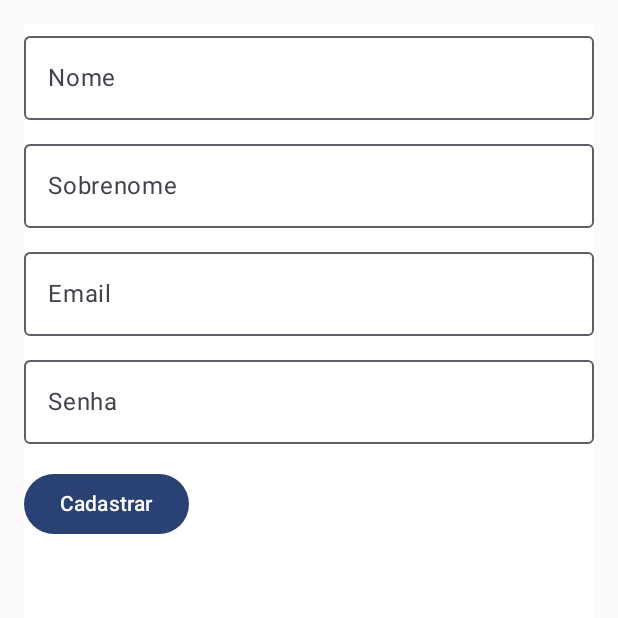
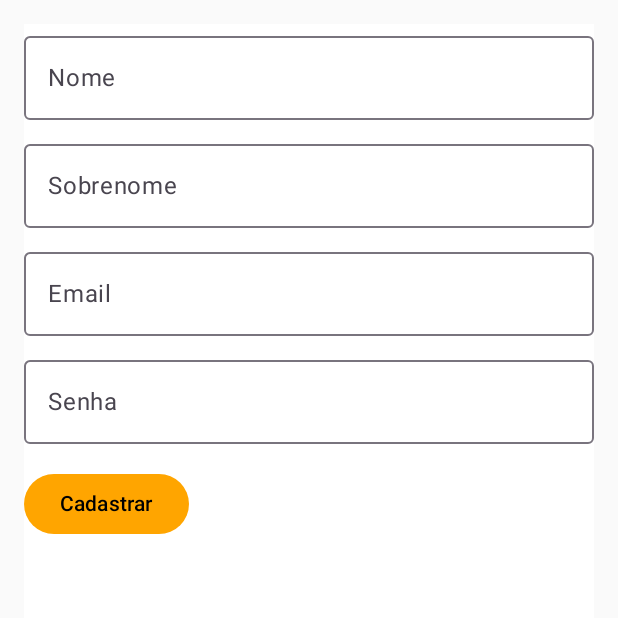
Before and after one commit to danlamberg/APPM_Trilheiros, an Android app built with Jetpack Compose: the screen it shows after launch (MainActivity), after a tap on "Não tem uma conta? Cadastre-se", on a phone screen of 412 x 824 dp, the top half of it. Run offline under Robolectric (Android 15) with nearby library versions, the phone set to English and light mode, and no system bars; our stand-ins replace Firebase (no records; nobody signed in at launch, a user with empty details on screens opened directly); 1 other tap on this screen came first.

Commit message:
Adicionando design nas telas

```diff
--- a/app/src/main/java/com/example/appm_trilheiros/MainActivity.kt
+++ b/app/src/main/java/com/example/appm_trilheiros/MainActivity.kt
@@ -9,27 +9,25 @@ import androidx.compose.foundation.clickable
 import androidx.compose.foundation.layout.*
 import androidx.compose.foundation.lazy.LazyColumn
 import androidx.compose.foundation.lazy.items
-import androidx.compose.material3.Button
-import androidx.compose.material3.OutlinedTextField
-import androidx.compose.material3.Text
-import androidx.compose.material3.TextField
+import androidx.compose.ui.graphics.Color
+import androidx.compose.material3.*
 import androidx.compose.runtime.*
 import androidx.compose.ui.Modifier
-import androidx.compose.ui.graphics.Color
 import androidx.compose.ui.text.input.PasswordVisualTransformation
 import androidx.compose.ui.unit.dp
 import androidx.navigation.NavHostController
 import androidx.navigation.compose.NavHost
 import androidx.navigation.compose.composable
 import androidx.navigation.compose.rememberNavController
-import com.example.appm_trilheiros.model.Produto
 import com.example.appm_trilheiros.ui.theme.APPM_TrilheirosTheme
+import com.example.appm_trilheiros.ui.theme.Black
+import com.example.appm_trilheiros.ui.theme.Orange
+import com.example.appm_trilheiros.ui.theme.White
 import com.google.firebase.auth.FirebaseAuth
 import com.google.firebase.auth.ktx.auth
 import com.google.firebase.ktx.Firebase
 
 class MainActivity : ComponentActivity() {
-
     override fun onCreate(savedInstanceState: Bundle?) {
         super.onCreate(savedInstanceState)
         enableEdgeToEdge()
@@ -69,7 +67,7 @@ fun AppContent(navController: NavHostController) {
                 isSignedIn = false
                 navController.navigate("login") {
                     // Limpar a pilha de navegação
-                    popUpTo("login") { inclusive = true }
+                    popUpTo("login") { inclusive = false }
                 }
             })
         }
@@ -88,7 +86,7 @@ fun TelaLogin(navController: NavHostController, onSignIn: () -> Unit) {
         modifier = Modifier
             .fillMaxSize()
             .padding(16.dp)
-            .background(Color.White)
+            .background(MaterialTheme.colorScheme.background) // Usando cor de fundo do tema
     ) {
         OutlinedTextField(
             value = email,
@@ -118,7 +116,8 @@ fun TelaLogin(navController: NavHostController, onSignIn: () -> Unit) {
                         }
                     }
             },
-            modifier = Modifier.fillMaxWidth()
+            modifier = Modifier.fillMaxWidth(),
+            colors = ButtonDefaults.buttonColors(containerColor = Orange) // Cor do botão
         ) {
             Text("Entrar")
         }
@@ -127,7 +126,7 @@ fun TelaLogin(navController: NavHostController, onSignIn: () -> Unit) {
             Spacer(modifier = Modifier.height(16.dp))
             Text(
                 text = "Falha na autenticação.",
-                color = Color.Red
+                color = Color.Red // Cor do texto de erro
             )
         }
 
@@ -135,7 +134,7 @@ fun TelaLogin(navController: NavHostController, onSignIn: () -> Unit) {
 
         Text(
             text = "Não tem uma conta? Cadastre-se",
-            color = Color.Blue,
+            color = Orange, // Cor do texto clicável
             modifier = Modifier.clickable {
                 navController.navigate("cadastro")
             }
@@ -158,7 +157,7 @@ fun TelaCadastro(navController: NavHostController, onSignUp: () -> Unit) {
         modifier = Modifier
             .fillMaxSize()
             .padding(16.dp)
-            .background(Color.White)
+            .background(MaterialTheme.colorScheme.background) // Usando cor de fundo do tema
     ) {
         OutlinedTextField(
             value = nome,
@@ -210,7 +209,8 @@ fun TelaCadastro(navController: NavHostController, onSignUp: () -> Unit) {
                 } else {
                     errorMessage = "Por favor, preencha todos os campos."
                 }
-            }
+            },
+            colors = ButtonDefaults.buttonColors(containerColor = Orange) // Cor do botão
         ) {
             Text("Cadastrar")
         }
@@ -218,10 +218,10 @@ fun TelaCadastro(navController: NavHostController, onSignUp: () -> Unit) {
         Spacer(modifier = Modifier.height(16.dp))
 
         errorMessage?.let {
-            Text(text = it, color = Color.Red)
+            Text(text = it, color = Color.Red) // Cor da mensagem de erro
         }
         successMessage?.let {
-            Text(text = it, color = Color.Green)
+            Text(text = it, color = Color.Green) // Cor da mensagem de sucesso
         }
     }
 }
--- a/app/src/main/java/com/example/appm_trilheiros/TelaCadastro.kt
+++ b/app/src/main/java/com/example/appm_trilheiros/TelaCadastro.kt
@@ -84,7 +84,7 @@ fun TelaCadastro(navController: NavHostController, auth: FirebaseAuth) {
                             .addOnCompleteListener { task ->
                                 if (task.isSuccessful) {
                                     successMessage = "Cadastro bem-sucedido!"
-                                    // Aqui você pode adicionar lógica para salvar o nome e sobrenome no Firebase Database, por exemplo
+
                                 } else {
                                     errorMessage = "Falha no cadastro."
                                 }
--- a/app/src/main/java/com/example/appm_trilheiros/TelaHome.kt
+++ b/app/src/main/java/com/example/appm_trilheiros/TelaHome.kt
@@ -85,7 +85,7 @@ fun TelaHome(onLogout: () -> Unit) {
         TextField(
             value = modelo,
             onValueChange = { modelo = it },
-            label = { Text("Modelo") },
+            label = { Text("Item") },
             modifier = Modifier.fillMaxWidth()
         )
 
--- a/app/src/main/java/com/example/appm_trilheiros/ui/theme/Color.kt
+++ b/app/src/main/java/com/example/appm_trilheiros/ui/theme/Color.kt
@@ -2,10 +2,7 @@ package com.example.appm_trilheiros.ui.theme
 
 import androidx.compose.ui.graphics.Color
 
-val Purple80 = Color(0xFFD0BCFF)
-val PurpleGrey80 = Color(0xFFCCC2DC)
-val Pink80 = Color(0xFFEFB8C8)
-
-val Purple40 = Color(0xFF6650a4)
-val PurpleGrey40 = Color(0xFF625b71)
-val Pink40 = Color(0xFF7D5260)
+// Defina as cores que serão usadas
+val Black = Color(0xFF000000)
+val Orange = Color(0xFFFFA500)
+val White = Color(0xFFFFFFFF)
--- a/app/src/main/java/com/example/appm_trilheiros/ui/theme/Theme.kt
+++ b/app/src/main/java/com/example/appm_trilheiros/ui/theme/Theme.kt
@@ -1,58 +1,35 @@
 package com.example.appm_trilheiros.ui.theme
 
-import android.os.Build
 import androidx.compose.foundation.isSystemInDarkTheme
-import androidx.compose.material3.MaterialTheme
-import androidx.compose.material3.darkColorScheme
-import androidx.compose.material3.dynamicDarkColorScheme
-import androidx.compose.material3.dynamicLightColorScheme
-import androidx.compose.material3.lightColorScheme
+import androidx.compose.material3.*
 import androidx.compose.runtime.Composable
-import androidx.compose.ui.graphics.Color
-import androidx.compose.ui.platform.LocalContext
 
-// Definindo a cor laranja
-private val Orange = Color(0xFFFFA500)
-
-// Tema escuro
+// Tema escuro com fundo preto e botões laranja
 private val DarkColorScheme = darkColorScheme(
-    primary = Orange,
-    secondary = PurpleGrey80,
-    tertiary = Pink80
+    primary = Orange, // Cor principal (botões)
+    onPrimary = Black, // Cor do texto em cima dos botões (preto)
+    background = Black, // Fundo da tela
+    surface = Black, // Cor de superfície (ex.: cards)
+    onBackground = White, // Cor do texto sobre o fundo
+    onSurface = White // Cor do texto sobre superfícies
 )
 
-// Tema claro
+// Tema claro com fundo branco e botões laranja
 private val LightColorScheme = lightColorScheme(
-    primary = Orange, // Botões em laranja no tema claro
-    secondary = PurpleGrey40,
-    tertiary = Pink40
-
-    // Outras cores podem ser ajustadas conforme necessário
-    // background = Color(0xFFFFFBFE),
-    // surface = Color(0xFFFFFBFE),
-    // onPrimary = Color.White, // Texto branco sobre o botão laranja
-    // onSecondary = Color.White,
-    // onTertiary = Color.White,
-    // onBackground = Color(0xFF1C1B1F),
-    // onSurface = Color(0xFF1C1B1F),
+    primary = Orange, // Cor principal (botões)
+    onPrimary = Black, // Cor do texto em cima dos botões (preto)
+    background = White, // Fundo da tela
+    surface = White, // Cor de superfície
+    onBackground = Black, // Cor do texto sobre o fundo
+    onSurface = Black // Cor do texto sobre superfícies
 )
 
-// Função de tema da aplicação
 @Composable
 fun APPM_TrilheirosTheme(
     darkTheme: Boolean = isSystemInDarkTheme(),
-    dynamicColor: Boolean = true,
     content: @Composable () -> Unit
 ) {
-    val colorScheme = when {
-        dynamicColor && Build.VERSION.SDK_INT >= Build.VERSION_CODES.S -> {
-            val context = LocalContext.current
-            if (darkTheme) dynamicDarkColorScheme(context) else dynamicLightColorScheme(context)
-        }
-
-        darkTheme -> DarkColorScheme
-        else -> LightColorScheme
-    }
+    val colorScheme = if (darkTheme) DarkColorScheme else LightColorScheme
 
     MaterialTheme(
         colorScheme = colorScheme,
```
